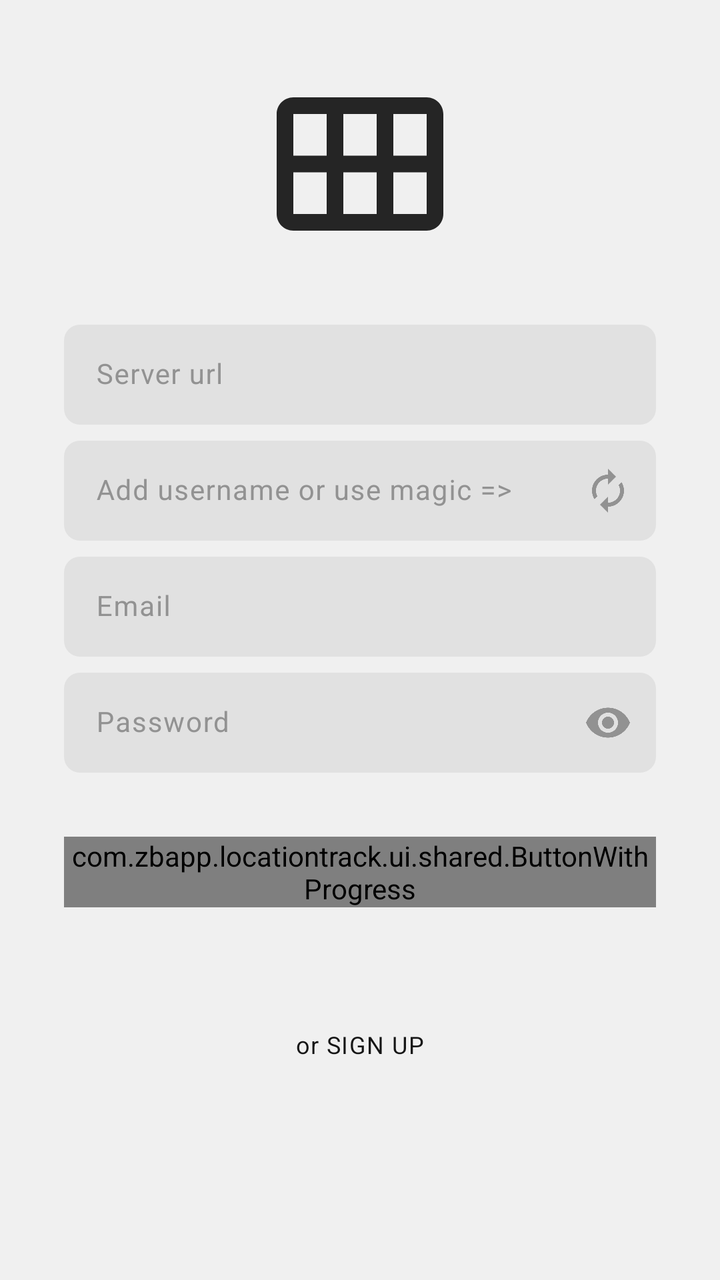
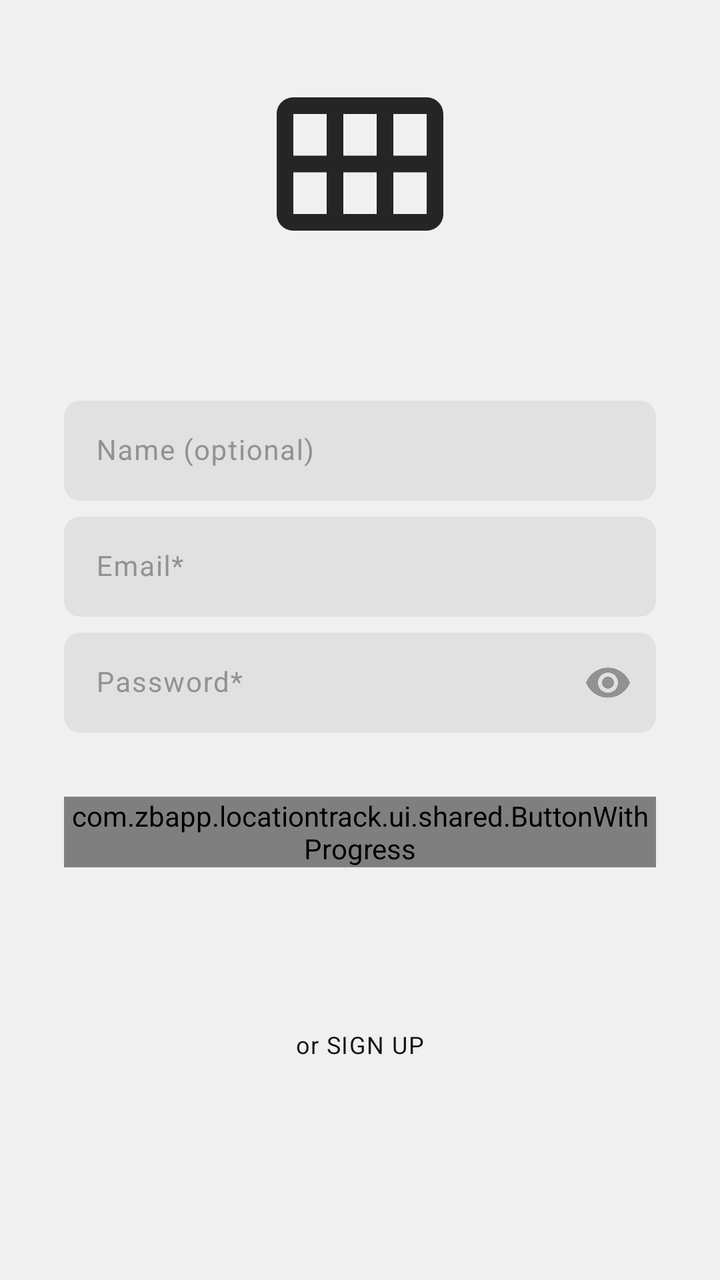

Two renders of the same Android screen: before a commit and after it. Below are the layout's source before the change and the commit's diff.
<!-- AndroidManifest.xml: application theme AppTheme -->
<!-- res/layout/fragment_login.xml -->
<?xml version="1.0" encoding="utf-8"?>
<androidx.constraintlayout.widget.ConstraintLayout xmlns:android="http://schemas.android.com/apk/res/android"
    xmlns:app="http://schemas.android.com/apk/res-auto"
    xmlns:tools="http://schemas.android.com/tools"
    android:layout_width="match_parent"
    android:animateLayoutChanges="true"
    android:layout_height="match_parent"
    android:background="@color/backgroundMain"
    android:paddingHorizontal="@dimen/activity_side_margin">

    <androidx.appcompat.widget.AppCompatImageView
        android:id="@+id/ivLogo"
        android:layout_width="100dp"
        android:layout_height="wrap_content"
        android:layout_marginTop="@dimen/activity_side_margin_large"
        android:adjustViewBounds="true"
        android:src="@drawable/ic_logo_full"
        app:layout_constraintEnd_toEndOf="parent"
        app:layout_constraintStart_toStartOf="parent"
        app:layout_constraintTop_toTopOf="parent" />

    <com.google.android.material.textfield.TextInputLayout
        android:id="@+id/etServer"
        style="@style/TextStyle.Input"
        android:layout_width="match_parent"
        android:layout_marginHorizontal="@dimen/activity_side_margin"
        android:nextFocusDown="@id/etUsername"
        app:endIconMode="clear_text"
        android:hint="@string/login_placeholder_server"
        app:layout_constraintBottom_toTopOf="@id/etUsername"
        app:layout_constraintTop_toBottomOf="@id/ivLogo"
        app:layout_constraintVertical_bias="0.6"
        app:layout_constraintVertical_chainStyle="packed">

        <com.google.android.material.textfield.TextInputEditText
            style="@style/TextStyle.Light"
            android:layout_width="match_parent"
            android:layout_height="wrap_content"
            android:layout_gravity="center_vertical"
            android:background="@color/transparent"
            android:textCursorDrawable="@null"
            android:imeOptions="actionNext"
            android:inputType="textUri"
            />
    </com.google.android.material.textfield.TextInputLayout>

    <com.google.android.material.textfield.TextInputLayout
        android:id="@+id/etUsername"
        style="@style/TextStyle.Input"
        android:layout_width="match_parent"
        android:layout_marginHorizontal="@dimen/activity_side_margin"
        android:layout_marginTop="@dimen/activity_side_margin_small"
        android:nextFocusDown="@id/etEmail"
        app:endIconMode="custom"
        android:hint="@string/login_placeholder_username_or_random"
        app:endIconDrawable="@drawable/ic_username_random"
        app:layout_constraintBottom_toTopOf="@id/etEmail"
        app:layout_constraintTop_toBottomOf="@id/etServer"
        >

        <com.google.android.material.textfield.TextInputEditText
            style="@style/TextStyle.Light"
            android:layout_width="match_parent"
            android:layout_height="wrap_content"
            android:layout_gravity="center_vertical"
            android:background="@color/transparent"
            android:textCursorDrawable="@null"
            android:imeOptions="actionNext"
            android:inputType="textEmailAddress"
             />
    </com.google.android.material.textfield.TextInputLayout>

    <com.google.android.material.textfield.TextInputLayout
        android:id="@+id/etEmail"
        style="@style/TextStyle.Input"
        android:layout_width="match_parent"
        android:layout_marginHorizontal="@dimen/activity_side_margin"
        android:layout_marginTop="@dimen/activity_side_margin_small"
        android:nextFocusDown="@id/etPassword"
        app:endIconMode="clear_text"
        android:hint="@string/login_placeholder_email"
        app:layout_constraintBottom_toTopOf="@id/etPassword"
        app:layout_constraintTop_toBottomOf="@id/etUsername"
        >

        <com.google.android.material.textfield.TextInputEditText
            style="@style/TextStyle.Light"
            android:layout_width="match_parent"
            android:layout_height="wrap_content"
            android:layout_gravity="center_vertical"
            android:background="@color/transparent"
            android:textCursorDrawable="@null"
            android:imeOptions="actionNext"
            android:inputType="textEmailAddress"
             />
    </com.google.android.material.textfield.TextInputLayout>

    <com.google.android.material.textfield.TextInputLayout
        android:id="@+id/etPassword"
        style="@style/TextStyle.Input"
        android:layout_width="match_parent"
        android:layout_marginHorizontal="@dimen/activity_side_margin"
        android:layout_marginTop="@dimen/activity_side_margin_small"
        android:nextFocusDown="@id/bLogin"
        android:hint="@string/login_placeholder_password"
        app:endIconMode="password_toggle"
        app:layout_constraintBottom_toTopOf="@id/tvForgotPassword"
        app:layout_constraintTop_toBottomOf="@id/etEmail">

        <com.google.android.material.textfield.TextInputEditText
            style="@style/TextStyle.Light"
            android:layout_width="match_parent"
            android:layout_height="wrap_content"
            android:layout_gravity="center_vertical"
            android:background="@color/transparent"
            android:textCursorDrawable="@null"
            android:imeOptions="actionDone"
            android:inputType="textPassword"
             />
    </com.google.android.material.textfield.TextInputLayout>

    <androidx.appcompat.widget.AppCompatTextView
        android:id="@+id/tvForgotPassword"
        style="@style/TextStyle.ActionButton.Regular"
        android:layout_width="wrap_content"
        android:layout_height="wrap_content"
        android:layout_marginEnd="@dimen/activity_side_margin_small"
        android:layout_marginBottom="@dimen/activity_side_margin"
        android:text="@string/login_button_forgot_password"
        android:textColor="@color/theme_high"
        android:textSize="12sp"
        android:visibility="gone"
        android:background="?selectableItemBackgroundBorderless"
        app:layout_constraintBottom_toTopOf="@id/bLogin"
        app:layout_constraintEnd_toEndOf="parent"
        app:layout_constraintTop_toBottomOf="@id/etPassword"
        tools:visibility="visible" />

    <com.zbapp.locationtrack.ui.shared.ButtonWithProgress
        android:id="@+id/bLogin"
        android:layout_width="match_parent"
        android:layout_height="wrap_content"
        android:layout_marginHorizontal="@dimen/activity_side_margin"
        android:layout_marginTop="@dimen/activity_side_margin_large"
        android:layout_marginBottom="@dimen/activity_side_margin_large"
        app:text="@string/login_signup_switch_button_login"
        app:buttonTint="@color/accent"
        app:contentTint="@color/white"
        app:layout_constraintBottom_toTopOf="@id/tvSignUpLogin"
        app:layout_constraintTop_toBottomOf="@id/tvForgotPassword" />

    <androidx.appcompat.widget.AppCompatTextView
        android:id="@+id/tvSignUpLogin"
        style="@style/TextStyle.ActionButton"
        android:layout_width="wrap_content"
        android:layout_height="wrap_content"
        android:layout_marginBottom="@dimen/bottomBar_spacing"
        android:text="@string/login_signup_switch_button_signup"
        android:textSize="12sp"
        app:layout_constraintBottom_toBottomOf="parent"
        app:layout_constraintEnd_toEndOf="parent"
        app:layout_constraintStart_toStartOf="parent" />

</androidx.constraintlayout.widget.ConstraintLayout>
<!-- resources referenced by this layout -->
<resources>
  <color name="accent">#26A69A</color>
  <color name="backgroundMain">@color/theme_lightest</color>
  <color name="theme_high">@color/light_theme_high</color>
  <color name="transparent">@android:color/transparent</color>
  <color name="white">#FFFFFFFF</color>
  <dimen name="activity_side_margin">16dp</dimen>
  <dimen name="activity_side_margin_large">32dp</dimen>
  <dimen name="activity_side_margin_small">8dp</dimen>
  <dimen name="bottomBar_spacing">100dp</dimen>
  <!-- drawable ic_logo_full (drawable) -->
  <vector xmlns:android="http://schemas.android.com/apk/res/android"
      android:width="24dp"
      android:height="24dp"
      android:tint="?attr/colorControlNormal"
      android:viewportWidth="24"
      android:viewportHeight="24">
      <path
          android:fillColor="@android:color/white"
          android:pathData="M20,4H4C2.9,4 2,4.9 2,6v12c0,1.1 0.9,2 2,2h16c1.1,0 2,-0.9 2,-2V6C22,4.9 21.1,4 20,4zM8,11H4V6h4V11zM14,11h-4V6h4V11zM20,11h-4V6h4V11zM8,18H4v-5h4V18zM14,18h-4v-5h4V18zM20,18h-4v-5h4V18z" />
  </vector>
  <!-- drawable ic_username_random (drawable) -->
  <vector xmlns:android="http://schemas.android.com/apk/res/android"
      android:width="24dp"
      android:height="24dp"
      android:viewportWidth="24"
      android:viewportHeight="24"
      android:tint="?attr/colorControlNormal">
    <path
        android:fillColor="@android:color/white"
        android:pathData="M12,6v3l4,-4 -4,-4v3c-4.42,0 -8,3.58 -8,8 0,1.57 0.46,3.03 1.24,4.26L6.7,14.8c-0.45,-0.83 -0.7,-1.79 -0.7,-2.8 0,-3.31 2.69,-6 6,-6zM18.76,7.74L17.3,9.2c0.44,0.84 0.7,1.79 0.7,2.8 0,3.31 -2.69,6 -6,6v-3l-4,4 4,4v-3c4.42,0 8,-3.58 8,-8 0,-1.57 -0.46,-3.03 -1.24,-4.26z"/>
  </vector>
  <string name="login_button_forgot_password">Forgot password?</string>
  <string name="login_placeholder_email">Email</string>
  <string name="login_placeholder_password">Password</string>
  <string name="login_placeholder_server">Server url</string>
  <string name="login_placeholder_username_or_random">Add username or use magic =&gt;</string>
  <string name="login_signup_switch_button_login">or LOG IN</string>
  <string name="login_signup_switch_button_signup">or SIGN UP</string>
  <style name="TextStyle.ActionButton.Regular" parent="TextStyle.ActionButton">
          <item name="fontFamily">@font/font_montserrat_regular</item>
      </style>
  <style name="TextStyle.Light" parent="TextStyle.Regular">
          <item name="fontFamily">@font/font_montserrat_light</item>
      </style>
  <style name="AppTheme" parent="AppThemeBase">
      </style>
  <color name="theme_lightest">@color/light_theme_lightest</color>
  <color name="light_theme_high">#252525</color>
  <style name="TextStyle.Medium" parent="TextStyle.Regular">
          <item name="fontFamily">@font/font_montserrat_semibold</item>
      </style>
  <color name="theme_medium">@color/light_theme_medium</color>
  <!-- drawable background_input (drawable) -->
  <?xml version="1.0" encoding="utf-8"?>
  <shape android:shape="rectangle" xmlns:android="http://schemas.android.com/apk/res/android">
      <corners android:radius="8dp" />
      <solid android:color="@color/theme_light" />
  </shape>
  <style name="TextStyle.Regular" parent="TextAppearance.AppCompat">
          <item name="fontFamily">@font/font_montserrat_regular</item>
          <item name="android:letterSpacing">0.04</item>
          <item name="android:textColor">@color/main_button_text_color</item>
      </style>
  <color name="light_theme_lightest">#F0F0F0</color>
  <color name="light_theme_medium">#929292</color>
  <color name="theme_light">@color/light_theme_light</color>
  <color name="accentDark">#00796B</color>
  <color name="alpha_grey_highlight">#20737373</color>
  <color name="theme_highest">@color/light_theme_highest</color>
  <color name="light_theme_light">#E1E1E1</color>
  <color name="light_theme_highest">#151515</color>
  <!-- unchanged entries left out for length: 3 -->
</resources>

<!-- the commit's change to res/layout/fragment_login.xml (unified diff, before → after) -->
@@ -20,42 +20,17 @@
         app:layout_constraintTop_toTopOf="parent" />
 
     <com.google.android.material.textfield.TextInputLayout
-        android:id="@+id/etServer"
-        style="@style/TextStyle.Input"
-        android:layout_width="match_parent"
-        android:layout_marginHorizontal="@dimen/activity_side_margin"
-        android:nextFocusDown="@id/etUsername"
-        app:endIconMode="clear_text"
-        android:hint="@string/login_placeholder_server"
-        app:layout_constraintBottom_toTopOf="@id/etUsername"
-        app:layout_constraintTop_toBottomOf="@id/ivLogo"
-        app:layout_constraintVertical_bias="0.6"
-        app:layout_constraintVertical_chainStyle="packed">
-
-        <com.google.android.material.textfield.TextInputEditText
-            style="@style/TextStyle.Light"
-            android:layout_width="match_parent"
-            android:layout_height="wrap_content"
-            android:layout_gravity="center_vertical"
-            android:background="@color/transparent"
-            android:textCursorDrawable="@null"
-            android:imeOptions="actionNext"
-            android:inputType="textUri"
-            />
-    </com.google.android.material.textfield.TextInputLayout>
-
-    <com.google.android.material.textfield.TextInputLayout
         android:id="@+id/etUsername"
         style="@style/TextStyle.Input"
         android:layout_width="match_parent"
         android:layout_marginHorizontal="@dimen/activity_side_margin"
         android:layout_marginTop="@dimen/activity_side_margin_small"
         android:nextFocusDown="@id/etEmail"
-        app:endIconMode="custom"
         android:hint="@string/login_placeholder_username_or_random"
-        app:endIconDrawable="@drawable/ic_username_random"
         app:layout_constraintBottom_toTopOf="@id/etEmail"
-        app:layout_constraintTop_toBottomOf="@id/etServer"
+        app:layout_constraintTop_toBottomOf="@id/ivLogo"
+        app:layout_constraintVertical_bias="0.6"
+        app:layout_constraintVertical_chainStyle="packed"
         >
 
         <com.google.android.material.textfield.TextInputEditText
<!-- resource entries referenced after the edit -->
@@ -20,22 +20,10 @@
           android:fillColor="@android:color/white"
           android:pathData="M20,4H4C2.9,4 2,4.9 2,6v12c0,1.1 0.9,2 2,2h16c1.1,0 2,-0.9 2,-2V6C22,4.9 21.1,4 20,4zM8,11H4V6h4V11zM14,11h-4V6h4V11zM20,11h-4V6h4V11zM8,18H4v-5h4V18zM14,18h-4v-5h4V18zM20,18h-4v-5h4V18z" />
   </vector>
-  <!-- drawable ic_username_random (drawable) -->
-  <vector xmlns:android="http://schemas.android.com/apk/res/android"
-      android:width="24dp"
-      android:height="24dp"
-      android:viewportWidth="24"
-      android:viewportHeight="24"
-      android:tint="?attr/colorControlNormal">
-    <path
-        android:fillColor="@android:color/white"
-        android:pathData="M12,6v3l4,-4 -4,-4v3c-4.42,0 -8,3.58 -8,8 0,1.57 0.46,3.03 1.24,4.26L6.7,14.8c-0.45,-0.83 -0.7,-1.79 -0.7,-2.8 0,-3.31 2.69,-6 6,-6zM18.76,7.74L17.3,9.2c0.44,0.84 0.7,1.79 0.7,2.8 0,3.31 -2.69,6 -6,6v-3l-4,4 4,4v-3c4.42,0 8,-3.58 8,-8 0,-1.57 -0.46,-3.03 -1.24,-4.26z"/>
-  </vector>
   <string name="login_button_forgot_password">Forgot password?</string>
-  <string name="login_placeholder_email">Email</string>
-  <string name="login_placeholder_password">Password</string>
-  <string name="login_placeholder_server">Server url</string>
-  <string name="login_placeholder_username_or_random">Add username or use magic =&gt;</string>
+  <string name="login_placeholder_email">Email*</string>
+  <string name="login_placeholder_password">Password*</string>
+  <string name="login_placeholder_username_or_random">Name (optional)</string>
   <string name="login_signup_switch_button_login">or LOG IN</string>
   <string name="login_signup_switch_button_signup">or SIGN UP</string>
   <style name="TextStyle.ActionButton.Regular" parent="TextStyle.ActionButton">
